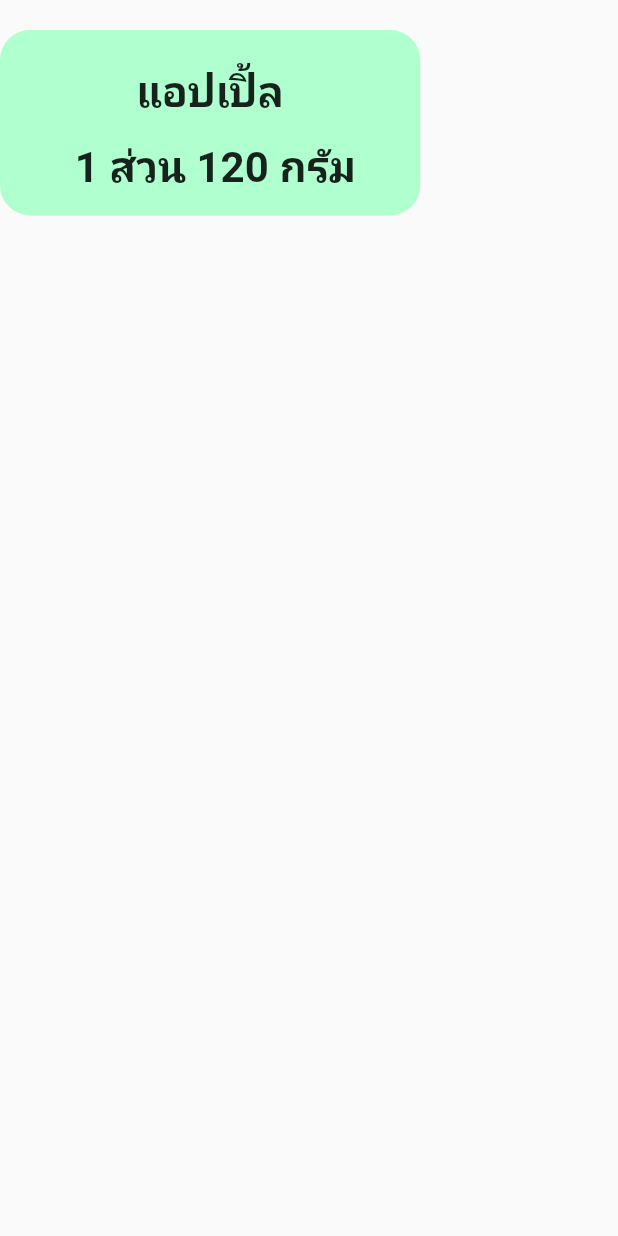
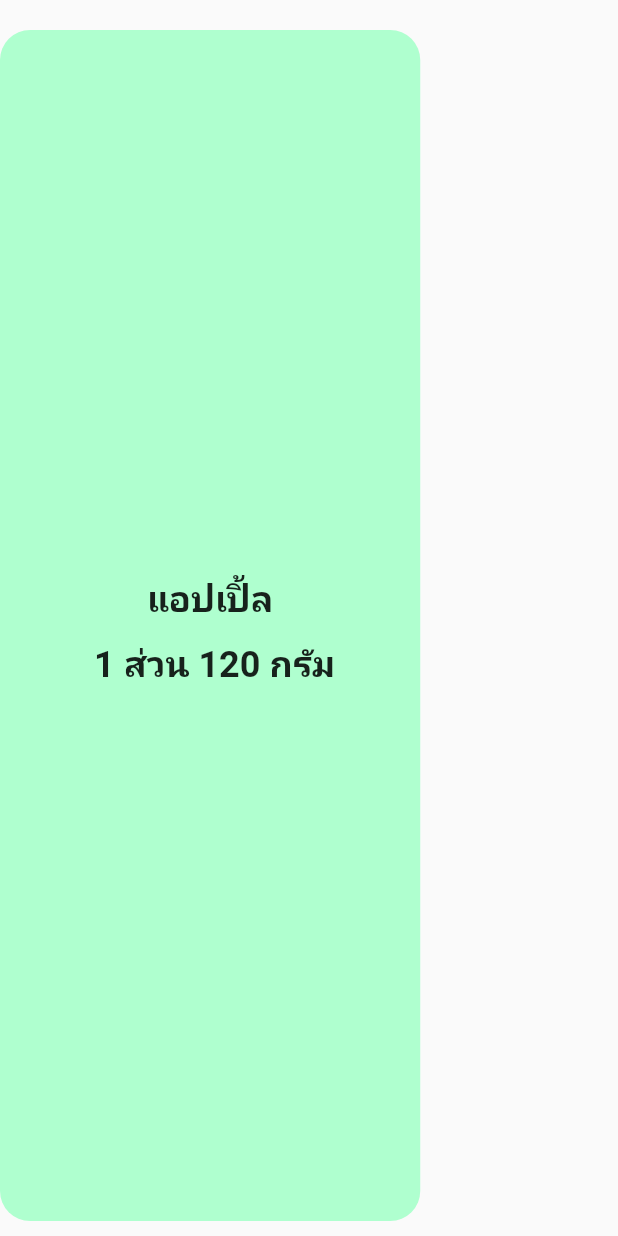
Before and after one commit to AINutritionProject/KinDeeUDee, a Flutter app: the AmountDetailObject widget shown alone on an empty page, opened directly, on a phone screen of 412 x 824 dp. Run offline on Flutter 3.47's test engine with Material 2 defaults, Android fonts, the phone set to English and light mode, and no system bars; our stand-ins replace camera, cloud_firestore, csv, dotted_border, firebase_auth, firebase_core and 5 more; accounts and stored records are empty.

Commit message:
fixed & modify all widget

```diff
--- a/lib/pages/ai_output.dart
+++ b/lib/pages/ai_output.dart
@@ -19,7 +19,7 @@ class AIOutputPage extends StatelessWidget {
               const TitleHeaderBox(textTitle: 'แอปเปิ้ลแดงฟูจิ',),
               const ImageContainer(pathImage: "assets/images/RealFruit/10.jpg",),
               const TextDataNutrition(),
-              const AmountDetailObject(textAmountOfObj: 'แอปเปิ้ล\n 1 ส่วน 120 กรัม',),
+              const AmountDetailObject(textAmountOfObj: 'แอปเปิ้ล\n 1 ส่วน 120 กรัม', colorBox: Color.fromRGBO(175, 255, 207, 1),),
               const Padding(
                 padding: EdgeInsets.fromLTRB(0, 10, 0, 0),
                 child: ChemicalDetail(power: 24, fiber: 30, sugar: 34),
@@ -147,29 +147,33 @@ class AmountObjectofUser extends StatelessWidget {
 class AmountDetailObject extends StatelessWidget {
   const AmountDetailObject({
     super.key,
-    required this.textAmountOfObj
+    required this.textAmountOfObj,
+    required this.colorBox
   });
 
   final String textAmountOfObj;
+  final Color colorBox;
 
   @override
   Widget build(BuildContext context) {
     return Padding(
       padding: const EdgeInsets.fromLTRB(0, 20, 0, 10),
       child: Container(
+        padding: const EdgeInsets.fromLTRB(10, 10, 10, 10),
         width: MediaQuery.of(context).size.width * 0.68,
-        height: MediaQuery.of(context).size.height * 0.15,
-        decoration: const BoxDecoration(
-            color: Color.fromRGBO(175, 255, 207, 1),
-            borderRadius: BorderRadius.all(Radius.circular(20))),
+        //height: MediaQuery.of(context).size.height * 0.15,
+        decoration: BoxDecoration(
+            color: colorBox,
+            borderRadius: const BorderRadius.all(Radius.circular(20))),
         child: Stack(
           children: [
             Center(
               child: Text(
                 textAmountOfObj,
                 style: const TextStyle(
-                    fontSize: 28, fontWeight: FontWeight.bold, height: 1.8),
+                    fontSize: 24, fontWeight: FontWeight.bold, height: 1.8),
                     textAlign: TextAlign.center,
+
 
               ),
             ),
@@ -271,13 +275,13 @@ class TitleHeaderBox extends StatelessWidget {
         width: MediaQuery.of(context).size.width * 0.64,
         height: MediaQuery.of(context).size.height * 0.094,
         decoration: BoxDecoration(
-            color: Colors.amber[100],
+            color: Colors.white,
             borderRadius: BorderRadius.circular(50)),
         child: Center(
           child: Text(
             textTitle,
             style:
-                const TextStyle(fontSize: 32, fontWeight: FontWeight.bold),
+                const TextStyle(fontSize: 28, fontWeight: FontWeight.bold),
           ),
         ),
       ),
```
